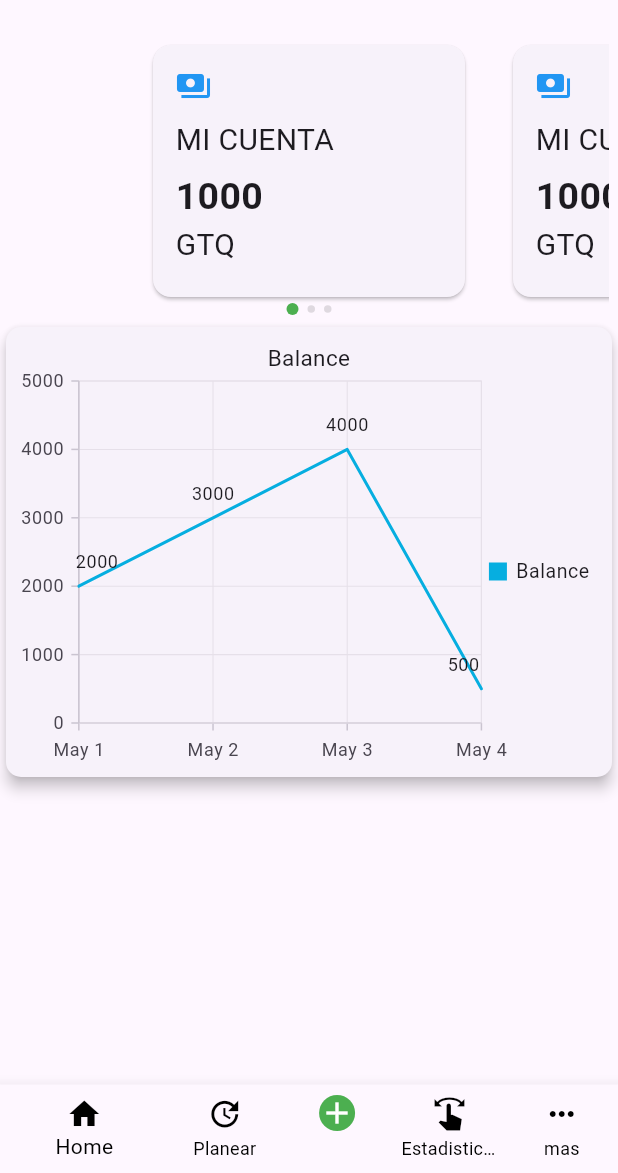
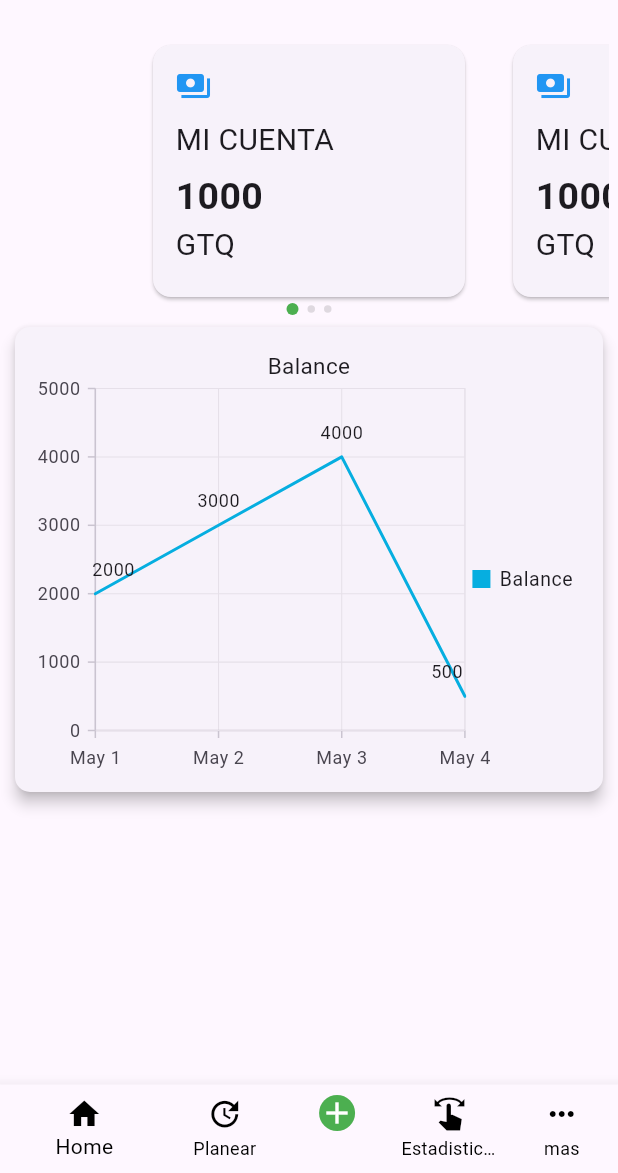
Before and after one commit to funkai13/money_mate, a Flutter app: the HomeScreen screen opened by its route, on a phone screen of 412 x 824 dp, the part 63-1236 px from its top. Run offline on Flutter 3.47's test engine with Material 3 defaults, Android fonts, the phone set to English and light mode, and no system bars; drawn by our look-alikes of card_swiper; our stand-ins replace firebase_auth, firebase_core, flutter_riverpod, get_it, go_router, riverpod and 1 more; accounts and stored records are empty.

Commit message:
Update chart_card.dart

```diff
--- a/lib/feature/home/presenter/screen/widgets/chart_card.dart
+++ b/lib/feature/home/presenter/screen/widgets/chart_card.dart
@@ -29,9 +29,13 @@ class ChartCard extends StatelessWidget {
 
   @override
   Widget build(BuildContext context) {
-    return Card(
+    return Container(
+      width: 400,
+      child: Card(
         elevation: 4,
         shape: RoundedRectangleBorder(borderRadius: BorderRadius.circular(10)),
+        child: Padding(
+          padding: EdgeInsets.all(5),
           child: SfCartesianChart(
             primaryXAxis: const DateTimeAxis(),
             title: const ChartTitle(text: 'Balance'),
@@ -41,6 +45,8 @@ class ChartCard extends StatelessWidget {
               Data.resultsWithData,
             ),
           ),
+        ),
+      ),
     );
   }
 }
```
Lines whose indentation alone changed are shown as unchanged.
